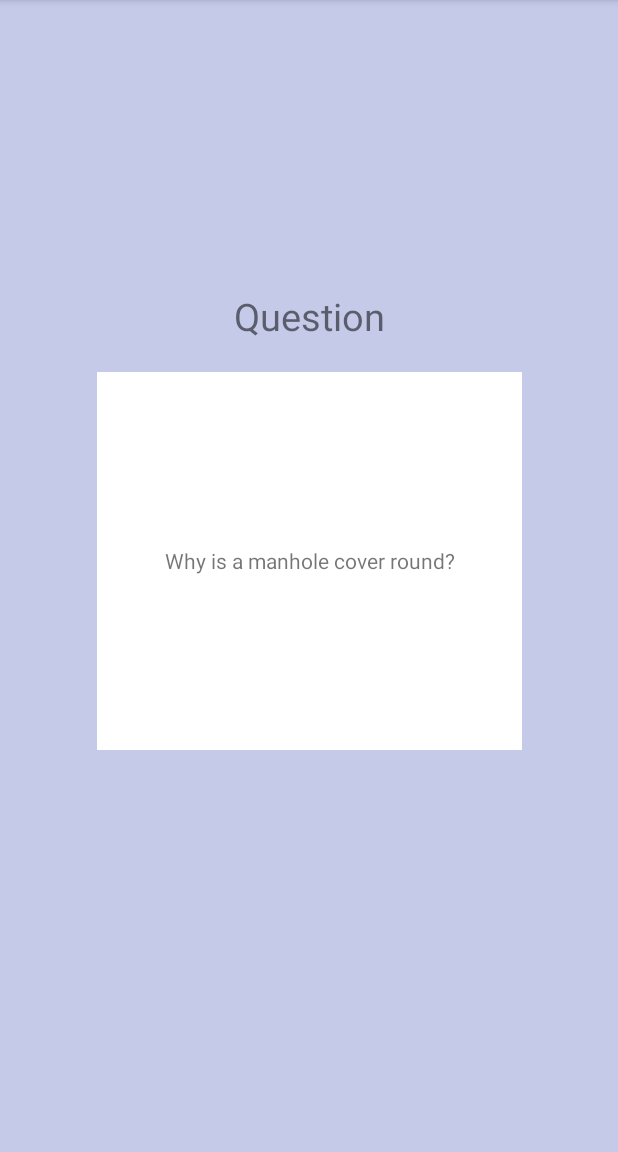
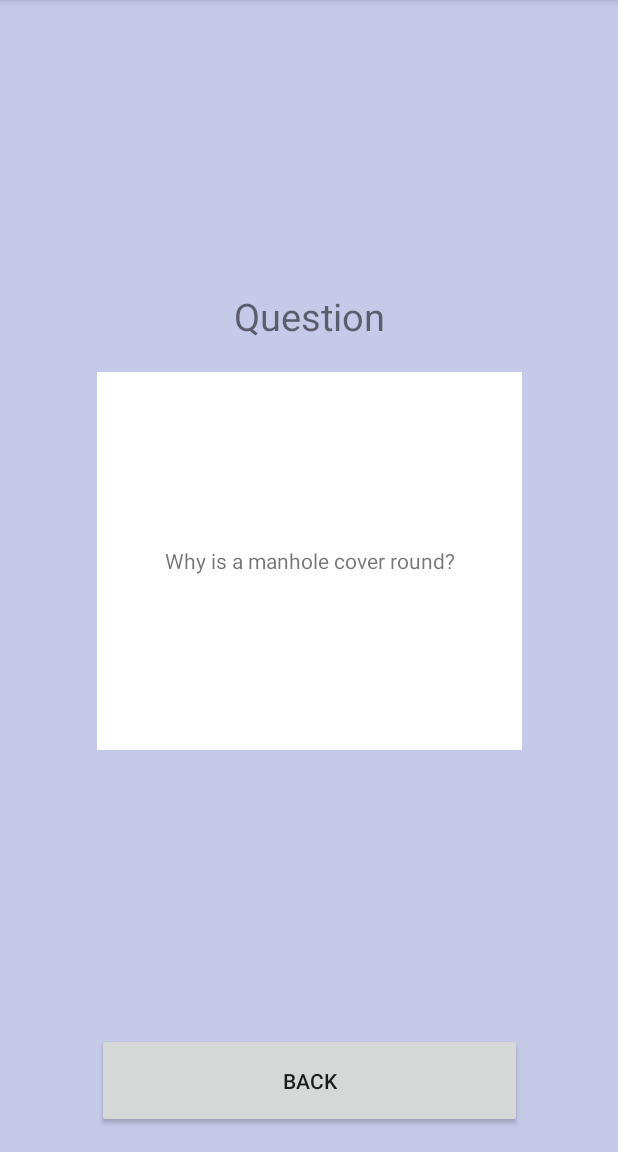
Before and after one commit to yqedan/ProgrammerHelper, an Android app: the FlashcardsActivity screen opened directly, with no data from a screen before it, on a phone screen of 412 x 824 dp, the part 84-1236 px from its top. Run offline under Robolectric (Android 15) with nearby library versions, the phone set to English and light mode, and no system bars; our stand-ins replace ButterKnife; libraries missing offline, so code that uses them is left out: org.parceler; 5 statements that could not run were skipped.

Commit message:
add back button on flashcard activity

```diff
--- a/app/src/main/res/layout/activity_flashcards.xml
+++ b/app/src/main/res/layout/activity_flashcards.xml
@@ -92,13 +92,29 @@
         android:layout_width="0dp"
         android:id="@+id/view5" />
 
-    <View
+    <LinearLayout
+        android:orientation="vertical"
         android:layout_column="1"
         android:layout_row="2"
         android:layout_columnWeight="1"
         android:layout_rowWeight="1"
         android:layout_height="20dp"
         android:layout_width="20dp"
-        android:id="@+id/view6" />
+        android:id="@+id/view6" >
+        <View android:layout_width="match_parent"
+            android:layout_height="0dp"
+            android:layout_weight="3">
+
+        </View>
+        <Button
+            android:id="@+id/back"
+            android:layout_width="match_parent"
+            android:layout_height="0dp"
+            android:text="Back"
+            android:layout_weight="1">
+
+        </Button>
+
+    </LinearLayout>
 
 </GridLayout>
```
Also changed, not shown: app/src/main/java/com/yusuf/programmerhelper/ui/FlashcardsActivity.java (+43 -1 lines), 1 other file.
